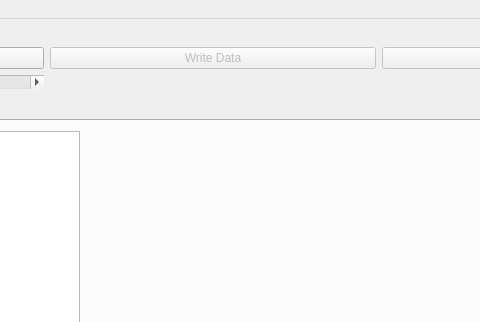
First picture: the form in pymt/DataGUI/data_plot.ui, repository eroots/pyMT, before the edit; both pictures show x 622 to 1102 and y 0 to 322 of the 1338 by 847 pixel window.
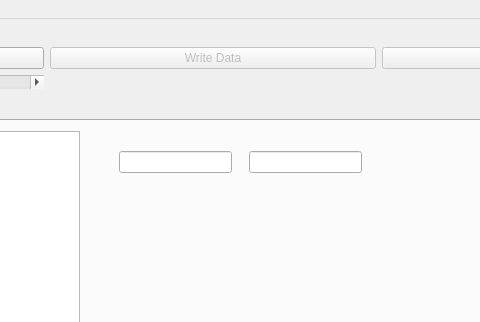
Second picture: the form after the edit. The open tabs and pages were chosen to show the change.

Patch:
```diff
--- a/pymt/DataGUI/data_plot.ui
+++ b/pymt/DataGUI/data_plot.ui
@@ -546,6 +546,26 @@
           <bool>false</bool>
          </property>
         </widget>
+        <widget class="QLineEdit" name="axmin_hack">
+         <property name="geometry">
+          <rect>
+           <x>730</x>
+           <y>30</y>
+           <width>113</width>
+           <height>22</height>
+          </rect>
+         </property>
+        </widget>
+        <widget class="QLineEdit" name="axmax_hack">
+         <property name="geometry">
+          <rect>
+           <x>860</x>
+           <y>30</y>
+           <width>113</width>
+           <height>22</height>
+          </rect>
+         </property>
+        </widget>
        </widget>
        <widget class="QWidget" name="ErrorMap">
         <attribute name="title">
```
Left out of the diff: 8 changed lines with no effect on the pictures.
